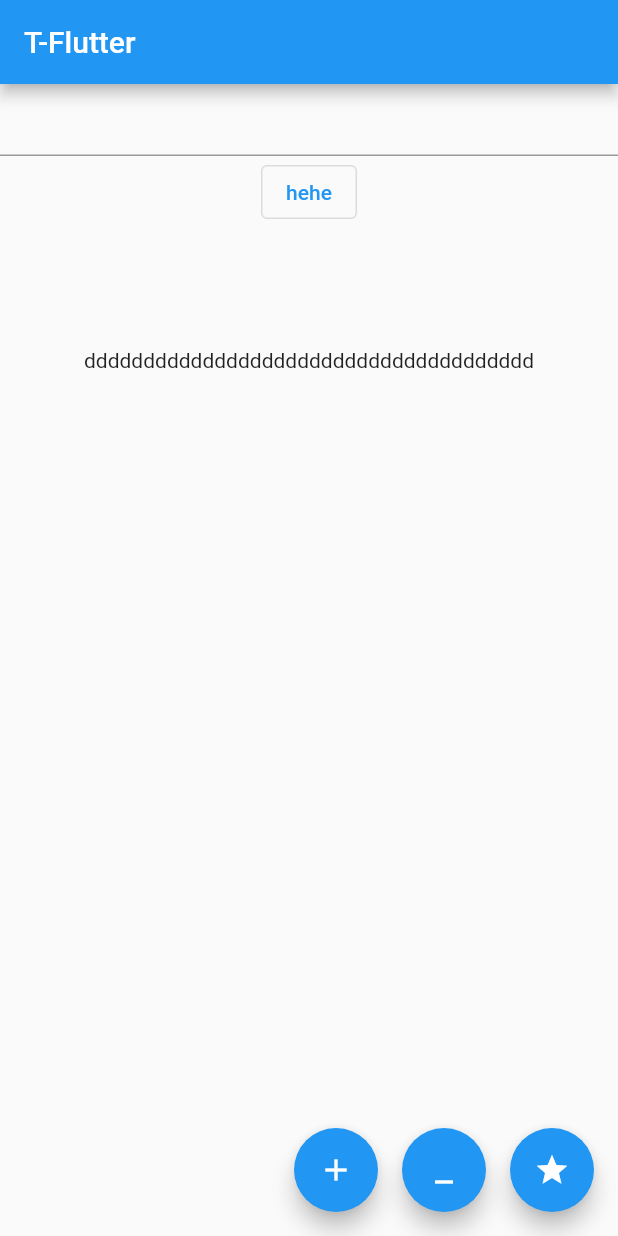
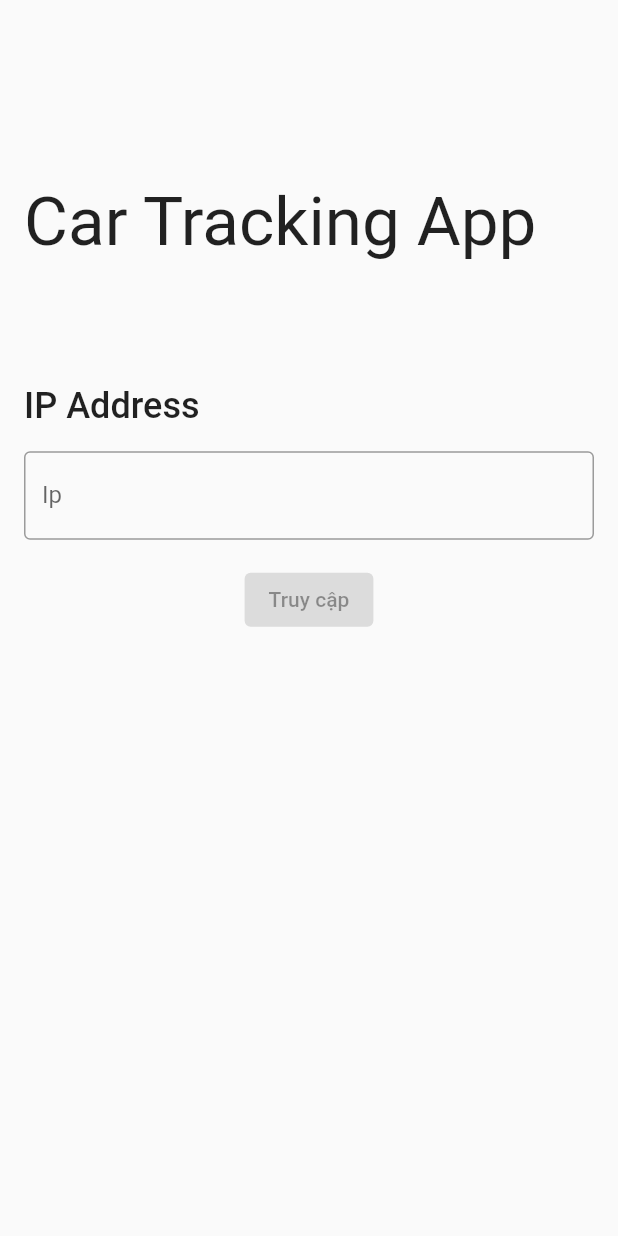
Before and after one commit to thinhquoclethai/tracking_app, a Flutter app: the screen it shows after launch, on a phone screen of 412 x 824 dp. Run offline on Flutter 3.47's test engine with Material 2 defaults, Android fonts, the phone set to English and light mode, and no system bars.

Commit message:
feat: app

```diff
--- /dev/null
+++ b/lib/login_page.dart
@@ -0,0 +1,83 @@
+import 'package:flutter/material.dart';
+
+class LoginPage extends StatefulWidget {
+  const LoginPage({super.key});
+
+  @override
+  State<LoginPage> createState() => _LoginPageState();
+}
+
+class _LoginPageState extends State<LoginPage> {
+  late TextEditingController _ipTextController;
+
+  @override
+  void initState() {
+    super.initState();
+    _ipTextController = TextEditingController();
+  }
+
+  @override
+  Widget build(BuildContext context) {
+    return GestureDetector(
+      onTap: () => FocusManager.instance.primaryFocus?.unfocus(),
+      child: Scaffold(
+        body: SingleChildScrollView(
+          padding: const EdgeInsets.symmetric(horizontal: 16) +
+              const EdgeInsets.only(top: 40),
+          child: Column(
+            mainAxisAlignment: MainAxisAlignment.center,
+            crossAxisAlignment: CrossAxisAlignment.stretch,
+            children: [
+              SizedBox(
+                height: MediaQuery.of(context).size.height * 0.1,
+              ),
+              const Text(
+                'Car Tracking App',
+                style: TextStyle(
+                  fontSize: 45,
+                  height: 52 / 45,
+                ),
+              ),
+              SizedBox(
+                height: MediaQuery.of(context).size.height * 0.1,
+              ),
+              const Text(
+                'IP Address',
+                style: TextStyle(
+                  fontSize: 24,
+                  fontWeight: FontWeight.w500,
+                ),
+              ),
+              const SizedBox(
+                height: 16,
+              ),
+              TextFormField(
+                controller: _ipTextController,
+                decoration: const InputDecoration(
+                  border: OutlineInputBorder(),
+                  labelText: 'Ip',
+                  hintText: 'Nhập địa chỉ Ip của thiết bị ở đây',
+                ),
+                keyboardType: TextInputType.number,
+              ),
+              const SizedBox(
+                height: 16,
+              ),
+              Center(
+                child: ElevatedButton(
+                  onPressed: _ipTextController.text.isEmpty
+                      ? null
+                      : () => Navigator.of(context).pushNamed(
+                            '/home',
+                            arguments: _ipTextController.text,
+                          ),
+                  child: const Text('Truy cập'),
+                ),
+              ),
+            ],
+          ),
+        ),
+      ),
+    );
+  }
+}
--- a/lib/main.dart
+++ b/lib/main.dart
@@ -1,104 +1,23 @@
-import 'dart:developer';
+import 'package:flutter/material.dart';
+import 'package:tracking_app/home_page.dart';
+import 'package:tracking_app/login_page.dart';
 
-import 'package:flutter/material.dart';
+void main() => runApp(const App());
 
-void main() {
-  runApp(const MyApp());
-}
-
-class MyApp extends StatelessWidget {
-  const MyApp({Key? key}) : super(key: key);
+class App extends StatelessWidget {
+  const App({super.key});
 
   @override
   Widget build(BuildContext context) {
     return MaterialApp(
-      title: 'Flutter Demo',
-      theme: ThemeData(
-        primarySwatch: Colors.blue,
-      ),
-      home: const MyHomePage(title: 'T-Flutter'),
+      title: 'Tracking app',
+      debugShowCheckedModeBanner: false,
+      theme: ThemeData(primarySwatch: Colors.blue),
+      initialRoute: '/',
+      routes: {
+        '/': (_) => const LoginPage(),
+        '/home': (_) => const HomePage(),
+      },
     );
   }
 }
-
-class MyHomePage extends StatefulWidget {
-  const MyHomePage({Key? key, required this.title}) : super(key: key);
-
-  final String title;
-
-  @override
-  State<MyHomePage> createState() => _MyHomePageState();
-}
-
-class _MyHomePageState extends State<MyHomePage> {
-  int _counter = 0;
-
-  void _incrementCounter() {
-    setState(() {
-      _counter++;
-    });
-  }
-
-  void _decrement() {
-    setState(() {
-      _counter--;
-    });
-  }
-
-  void _multiply() {
-    setState(() {
-      _counter *= 2;
-    });
-  }
-
-  @override
-  Widget build(BuildContext context) {
-    return Scaffold(
-      appBar: AppBar(
-        title: Text(widget.title),
-      ),
-      body: Center(
-        child: Column(
-          crossAxisAlignment: CrossAxisAlignment.center,
-          children: [
-            TextFormField(),
-            OutlinedButton(
-              onPressed: () => log("hrhe"),
-              child: const Text("hehe"),
-            ),
-            const SizedBox(
-              height: 80,
-            ),
-            const Text("dddddddddddddddddddddddddddddddddddddd")
-          ],
-        ),
-      ),
-      floatingActionButton: Row(
-        mainAxisAlignment: MainAxisAlignment.end,
-        children: [
-          FloatingActionButton(
-            onPressed: _incrementCounter,
-            tooltip: 'Increment',
-            child: const Icon(Icons.add),
-          ),
-          const SizedBox(
-            width: 16,
-          ),
-          FloatingActionButton(
-            onPressed: _decrement,
-            tooltip: 'Increment',
-            child: const Icon(Icons.minimize_outlined),
-          ),
-          const SizedBox(
-            width: 16,
-          ),
-          FloatingActionButton(
-            onPressed: _multiply,
-            tooltip: 'Increment',
-            child: const Icon(Icons.star),
-          ),
-        ],
-      ),
-    );
-  }
-}
--- a/pubspec.yaml
+++ b/pubspec.yaml
@@ -34,6 +34,7 @@ dependencies:
   # The following adds the Cupertino Icons font to your application.
   # Use with the CupertinoIcons class for iOS style icons.
   cupertino_icons: ^1.0.2
+  url_launcher: ^6.1.6
 
 dev_dependencies:
   flutter_test:
@@ -45,6 +46,7 @@ dev_dependencies:
   # package. See that file for information about deactivating specific lint
   # rules and activating additional ones.
   flutter_lints: ^2.0.0
+  very_good_analysis: ^3.0.2
 
 # For information on the generic Dart part of this file, see the
 # following page: https://dart.dev/tools/pub/pubspec
```
Also changed, not shown: analysis_options.yaml (+17 -25 lines), lib/home_page.dart (added, +80 -0 lines), pubspec.lock, 17 other files.
